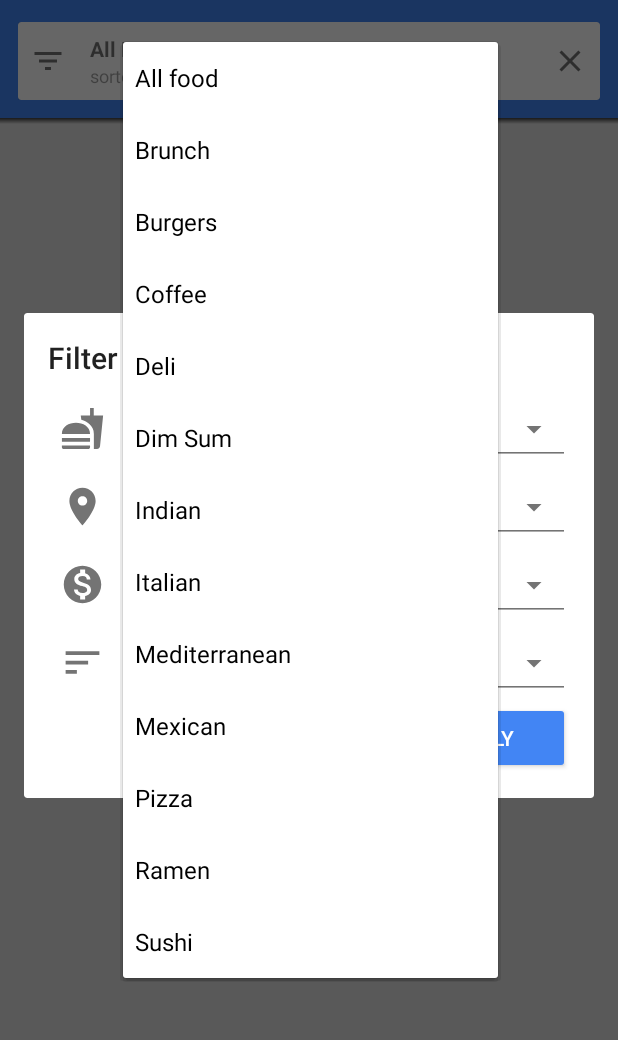
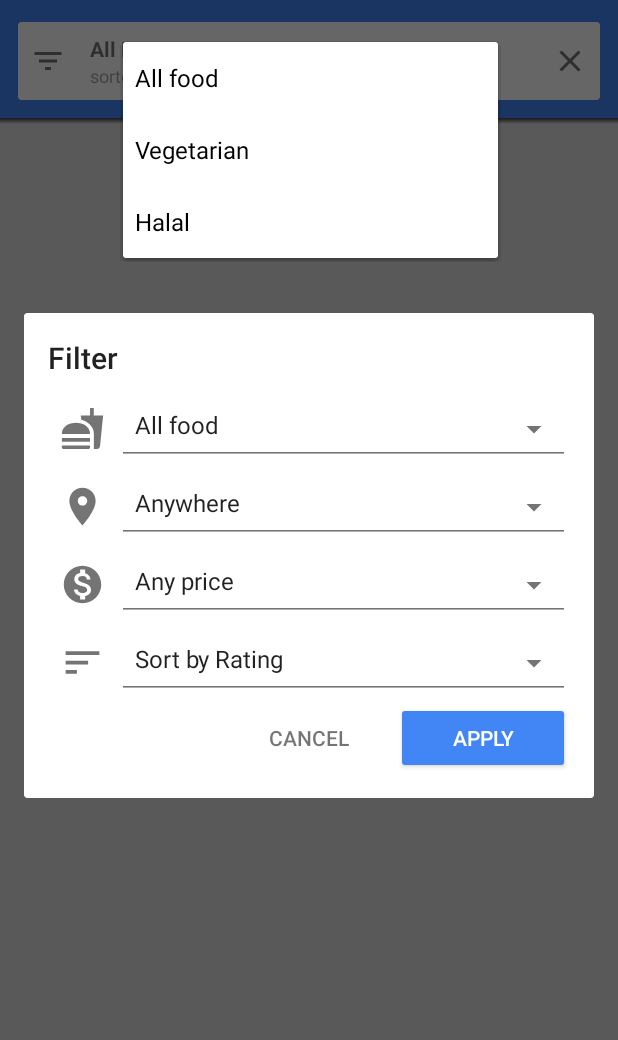
Before and after one commit to hengkaiz/CE2006-Sofware-Engineering-Palace-Health-App, an Android app: the fragment FilterDialogFragment placed in its activity, after a tap on "All food", on a phone screen of 412 x 824 dp, the part 62-1102 px from its top. Run offline under Robolectric (Android 15) with nearby library versions, the phone set to English and light mode, and no system bars; our stand-ins replace Firebase (no records; nobody signed in at launch, a user with empty details on screens opened directly); libraries missing offline, so code that uses them is left out: com.firebase.ui, me.zhanghai.android; pictures from the network do not load.

Commit message:
updated food category in strings.xml

```diff
--- a/app/src/main/res/values/strings.xml
+++ b/app/src/main/res/values/strings.xml
@@ -43,18 +43,8 @@
     <string-array name="categories">
         <item>@string/value_any_category</item>
 
-        <item>Brunch</item>
-        <item>Burgers</item>
-        <item>Coffee</item>
-        <item>Deli</item>
-        <item>Dim Sum</item>
-        <item>Indian</item>
-        <item>Italian</item>
-        <item>Mediterranean</item>
-        <item>Mexican</item>
-        <item>Pizza</item>
-        <item>Ramen</item>
-        <item>Sushi</item>
+        <item>Vegetarian</item>
+        <item>Halal</item>
     </string-array>
     ite
 
```
